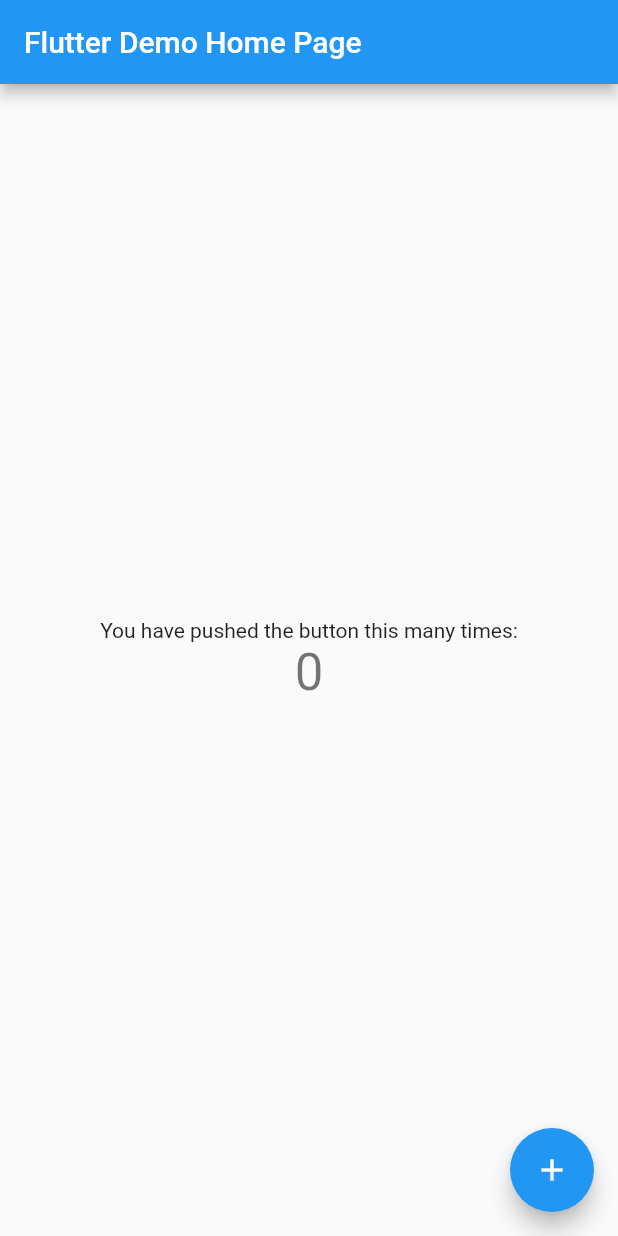
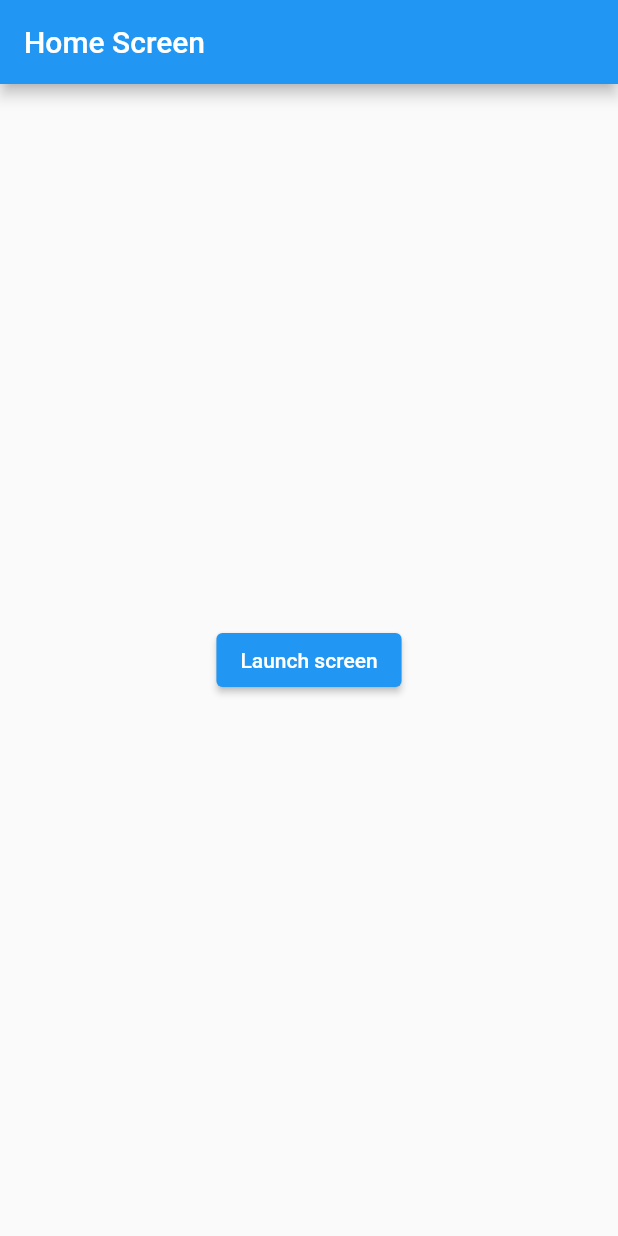
Before and after one commit to zimkjh/all_studio, a Flutter app: the screen it shows after launch, on a phone screen of 412 x 824 dp. Run offline on Flutter 3.47's test engine with Material 2 defaults, Android fonts, the phone set to English and light mode, and no system bars.

Commit message:
페이지 분리 (home, second)

```diff
--- a/lib/main.dart
+++ b/lib/main.dart
@@ -1,115 +1,40 @@
 import 'package:flutter/material.dart';
+import 'second.dart';
 
 void main() {
-  runApp(const MyApp());
+  runApp(
+    MaterialApp(
+      title: 'Named Routes Demo',
+      initialRoute: '/',
+      routes: {
+        // When navigating to the "/" route, build the HomeScreen widget.
+        '/': (context) => const HomeScreen(),
+        // When navigating to the "/second" route, build the SecondScreen widget.
+        '/home': (context) => const SecondScreen(),
+      },
+    ),
+  );
 }
 
-class MyApp extends StatelessWidget {
-  const MyApp({Key? key}) : super(key: key);
+class HomeScreen extends StatelessWidget {
+  const HomeScreen({Key? key}) : super(key: key);
 
-  // This widget is the root of your application.
   @override
   Widget build(BuildContext context) {
-    return MaterialApp(
-      title: 'Flutter Demo',
-      theme: ThemeData(
-        // This is the theme of your application.
-        //
-        // Try running your application with "flutter run". You'll see the
-        // application has a blue toolbar. Then, without quitting the app, try
-        // changing the primarySwatch below to Colors.green and then invoke
-        // "hot reload" (press "r" in the console where you ran "flutter run",
-        // or simply save your changes to "hot reload" in a Flutter IDE).
-        // Notice that the counter didn't reset back to zero; the application
-        // is not restarted.
-        primarySwatch: Colors.blue,
+    return Scaffold(
+      appBar: AppBar(
+        title: const Text('Home Screen'),
       ),
-      home: const MyHomePage(title: 'Flutter Demo Home Page'),
+      body: Center(
+        child: ElevatedButton(
+          // Within the `HomeScreen` widget
+          onPressed: () {
+            // Navigate to the second screen using a named route.
+            Navigator.pushNamed(context, '/home');
+          },
+          child: const Text('Launch screen'),
+        ),
+      ),
     );
   }
 }
-
-class MyHomePage extends StatefulWidget {
-  const MyHomePage({Key? key, required this.title}) : super(key: key);
-
-  // This widget is the home page of your application. It is stateful, meaning
-  // that it has a State object (defined below) that contains fields that affect
-  // how it looks.
-
-  // This class is the configuration for the state. It holds the values (in this
-  // case the title) provided by the parent (in this case the App widget) and
-  // used by the build method of the State. Fields in a Widget subclass are
-  // always marked "final".
-
-  final String title;
-
-  @override
-  State<MyHomePage> createState() => _MyHomePageState();
-}
-
-class _MyHomePageState extends State<MyHomePage> {
-  int _counter = 0;
-
-  void _incrementCounter() {
-    setState(() {
-      // This call to setState tells the Flutter framework that something has
-      // changed in this State, which causes it to rerun the build method below
-      // so that the display can reflect the updated values. If we changed
-      // _counter without calling setState(), then the build method would not be
-      // called again, and so nothing would appear to happen.
-      _counter++;
-    });
-  }
-
-  @override
-  Widget build(BuildContext context) {
-    // This method is rerun every time setState is called, for instance as done
-    // by the _incrementCounter method above.
-    //
-    // The Flutter framework has been optimized to make rerunning build methods
-    // fast, so that you can just rebuild anything that needs updating rather
-    // than having to individually change instances of widgets.
-    return Scaffold(
-      appBar: AppBar(
-        // Here we take the value from the MyHomePage object that was created by
-        // the App.build method, and use it to set our appbar title.
-        title: Text(widget.title),
-      ),
-      body: Center(
-        // Center is a layout widget. It takes a single child and positions it
-        // in the middle of the parent.
-        child: Column(
-          // Column is also a layout widget. It takes a list of children and
-          // arranges them vertically. By default, it sizes itself to fit its
-          // children horizontally, and tries to be as tall as its parent.
-          //
-          // Invoke "debug painting" (press "p" in the console, choose the
-          // "Toggle Debug Paint" action from the Flutter Inspector in Android
-          // Studio, or the "Toggle Debug Paint" command in Visual Studio Code)
-          // to see the wireframe for each widget.
-          //
-          // Column has various properties to control how it sizes itself and
-          // how it positions its children. Here we use mainAxisAlignment to
-          // center the children vertically; the main axis here is the vertical
-          // axis because Columns are vertical (the cross axis would be
-          // horizontal).
-          mainAxisAlignment: MainAxisAlignment.center,
-          children: <Widget>[
-            const Text(
-              'You have pushed the button this many times:',
-            ),
-            Text(
-              '$_counter',
-              style: Theme.of(context).textTheme.headline4,
-            ),
-          ],
-        ),
-      ),
-      floatingActionButton: FloatingActionButton(
-        onPressed: _incrementCounter,
-        tooltip: 'Increment',
-        child: const Icon(Icons.add),
-      ), // This trailing comma makes auto-formatting nicer for build methods.
-    );
-  }
-}
```
Also changed, not shown: lib/second.dart (added, +25 -0 lines).
